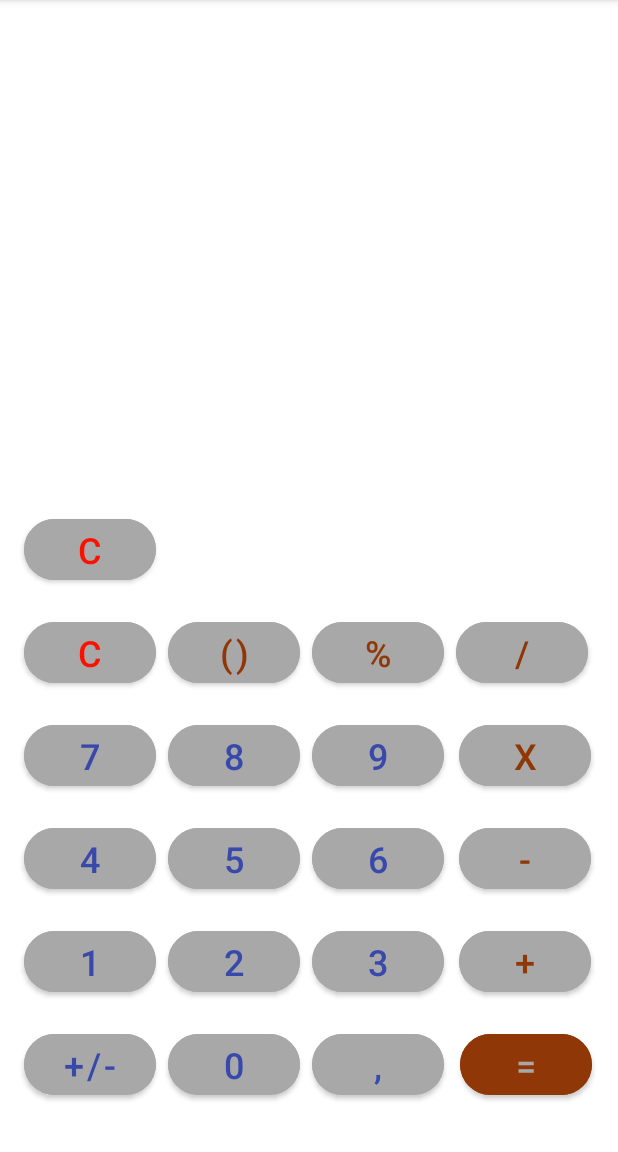
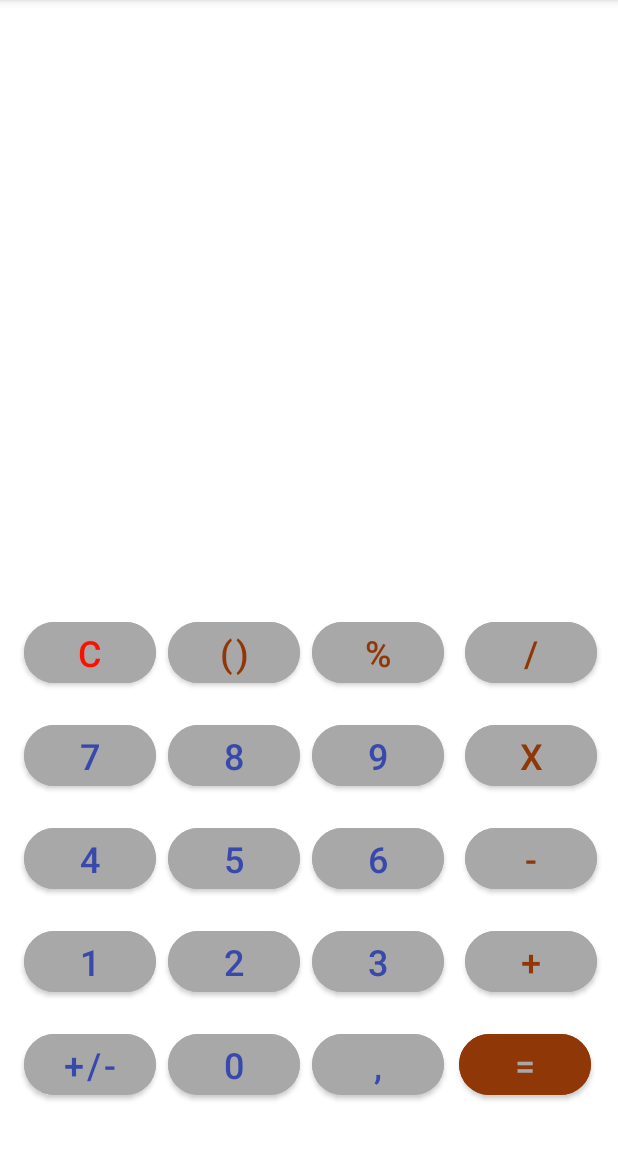
Before and after one commit to MikelArinaMarcos/calculadoraDSA, an Android app: the screen it shows after launch (MainActivity), on a phone screen of 412 x 824 dp, the part 84-1236 px from its top. Run offline under Robolectric (Android 15) with nearby library versions, the phone set to English and light mode, and no system bars.

```diff
--- a/app/src/main/java/com/mikel/calculadoradsa/MainActivity.java
+++ b/app/src/main/java/com/mikel/calculadoradsa/MainActivity.java
@@ -2,8 +2,10 @@ package com.mikel.calculadoradsa;
 
 import androidx.appcompat.app.AppCompatActivity;
 
+import android.content.pm.ActivityInfo;
 import android.os.Bundle;
 import android.view.View;
+import android.widget.ActionMenuView;
 import android.widget.Button;
 import android.widget.EditText;
 import android.widget.TextView;
@@ -11,6 +13,7 @@ import android.widget.TextView;
 public class MainActivity extends AppCompatActivity implements View.OnClickListener{
 
     boolean suma = false;
+    boolean decimal = false;
     Double[] numero = new Double[20];
     Double dato;
 
@@ -22,7 +25,7 @@ public class MainActivity extends AppCompatActivity implements View.OnClickListe
         super.onCreate(savedInstanceState);
         setContentView(R.layout.activity_main);
 
-        //Definición de los botones
+        //Definición de los botones numéricos
 
         //0
         Button zeroBtn = (Button) findViewById(R.id.zeroBtn);
@@ -54,6 +57,15 @@ public class MainActivity extends AppCompatActivity implements View.OnClickListe
         //9
         Button nineBtn = (Button) findViewById(R.id.nineBtn);
         nineBtn.setOnClickListener(this);
+
+        // Definición de los botones de operaciones
+
+        //Suma
+        Button plusBtn = (Button) findViewById(R.id.plusBtn);
+        plusBtn.setOnClickListener(this);
+        Button equalBtn = (Button) findViewById(R.id.equalBtn);
+        equalBtn.setOnClickListener(this);
+
     }
 
     public void onClick(View view) {
@@ -92,11 +104,22 @@ public class MainActivity extends AppCompatActivity implements View.OnClickListe
                 case R.id.nineBtn:
                     screen.setText(x + "9");
                     break;
+                case R.id.plusBtn:
+                    suma = true;
+                    numero[0] = Double.parseDouble(x);
+                    screen.setText("");
+                    decimal = false;
+                    break;
+
+                case R.id.equalBtn:
+                    numero[1] = Double.parseDouble(x);
+                    if(suma == true){
+                        dato = numero[0] + numero [1];
+                        screen.setText(String.valueOf(dato));
+                    }
             }
         } catch (Exception e) {
             screen.setText("Error");
         }
     }
-
-
 }
--- a/app/src/main/res/layout/activity_main.xml
+++ b/app/src/main/res/layout/activity_main.xml
@@ -61,7 +61,6 @@
         app:cornerRadius="50dip"
         app:layout_constraintBottom_toBottomOf="@+id/dotBtn"
         app:layout_constraintEnd_toEndOf="parent"
-        app:layout_constraintHorizontal_bias="0.74"
         app:layout_constraintStart_toEndOf="@+id/dotBtn" />
 
     <Button
@@ -69,7 +68,7 @@
         android:layout_width="wrap_content"
         android:layout_height="wrap_content"
         android:layout_marginStart="8dp"
-        android:layout_marginEnd="16dp"
+        android:layout_marginEnd="8dp"
         android:backgroundTint="#A8A8A8"
         android:text="+"
         android:textColor="#8F3707"
@@ -84,7 +83,7 @@
         android:layout_width="wrap_content"
         android:layout_height="wrap_content"
         android:layout_marginStart="8dp"
-        android:layout_marginEnd="16dp"
+        android:layout_marginEnd="8dp"
         android:backgroundTint="#A8A8A8"
         android:text="-"
         android:textColor="#8F3707"
@@ -99,7 +98,7 @@
         android:layout_width="wrap_content"
         android:layout_height="wrap_content"
         android:layout_marginStart="8dp"
-        android:layout_marginEnd="16dp"
+        android:layout_marginEnd="8dp"
         android:backgroundTint="#A8A8A8"
         android:text="x"
         android:textColor="#8F3707"
@@ -140,12 +139,14 @@
         android:layout_width="wrap_content"
         android:layout_height="wrap_content"
         android:layout_marginStart="8dp"
+        android:layout_marginEnd="8dp"
         android:backgroundTint="#A8A8A8"
         android:text="/"
         android:textColor="#8F3707"
         android:textSize="24sp"
         app:cornerRadius="50dip"
         app:layout_constraintBottom_toBottomOf="@+id/percentBtn"
+        app:layout_constraintEnd_toEndOf="parent"
         app:layout_constraintStart_toEndOf="@+id/percentBtn" />
 
     <Button
@@ -241,19 +242,6 @@
         app:layout_constraintStart_toStartOf="@+id/sevenBtn" />
 
     <Button
-        android:id="@+id/clearBtn2"
-        android:layout_width="wrap_content"
-        android:layout_height="wrap_content"
-        android:layout_marginBottom="16dp"
-        android:backgroundTint="#A8A8A8"
-        android:text="C"
-        android:textColor="#FA1100"
-        android:textSize="24sp"
-        app:cornerRadius="50dip"
-        app:layout_constraintBottom_toTopOf="@+id/clearBtn"
-        app:layout_constraintStart_toStartOf="@+id/clearBtn" />
-
-    <Button
         android:id="@+id/eightBtn"
         android:layout_width="wrap_content"
         android:layout_height="wrap_content"
@@ -298,10 +286,11 @@
         android:layout_height="0dp"
         android:layout_marginStart="16dp"
         android:layout_marginEnd="16dp"
+        android:layout_marginBottom="16dp"
         android:textAlignment="textEnd"
         android:textColor="#000000"
         android:textSize="34sp"
-        app:layout_constraintBottom_toTopOf="@+id/clearBtn2"
+        app:layout_constraintBottom_toTopOf="@+id/parenthesisBtn"
         app:layout_constraintEnd_toEndOf="parent"
         app:layout_constraintStart_toStartOf="parent"
         app:layout_constraintTop_toTopOf="parent" />
```
